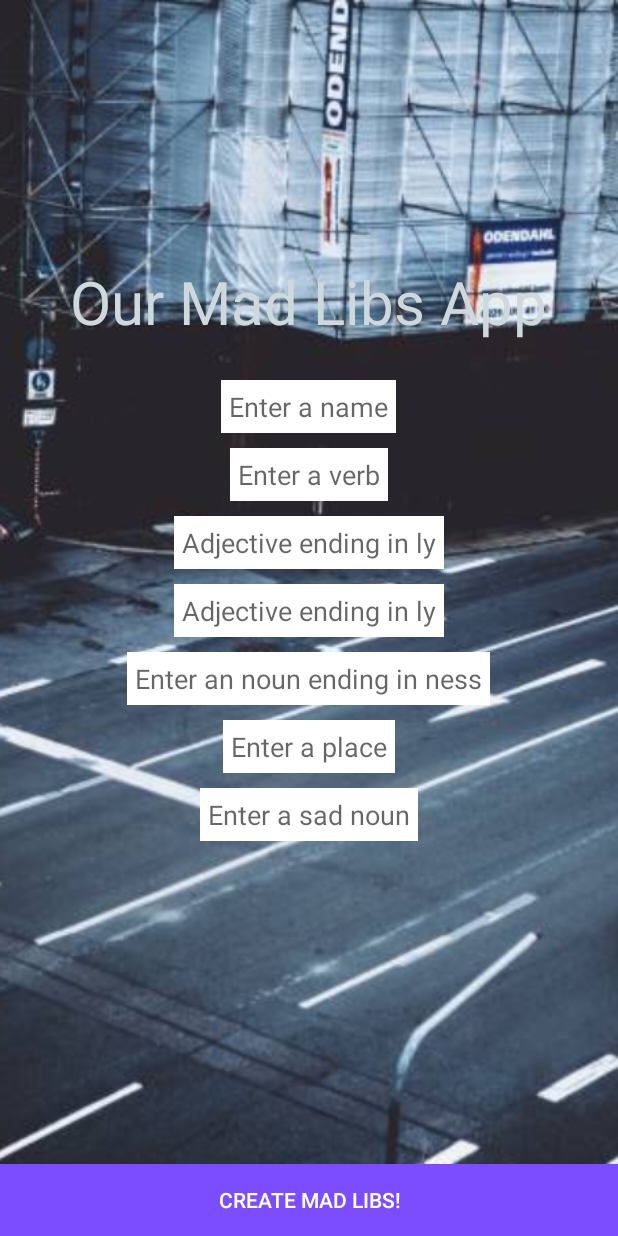
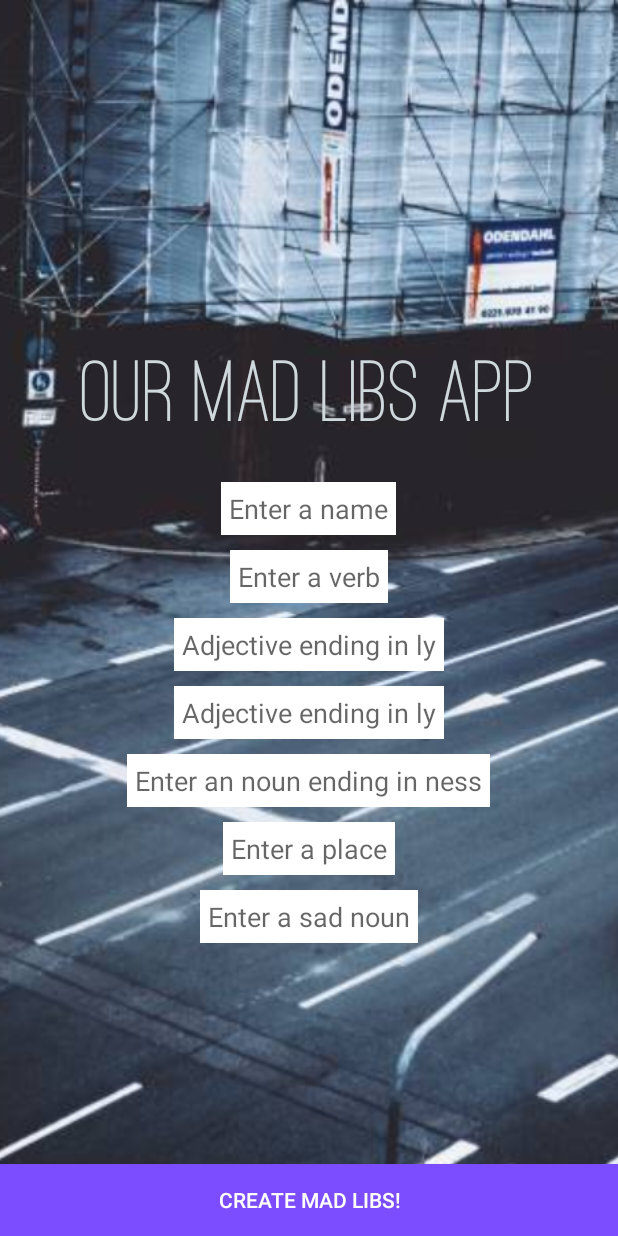
Before and after one commit to katetrahan/MadLibAndroid, an Android app: the screen it shows after launch (MainActivity), on a phone screen of 412 x 824 dp. Run offline under Robolectric (Android 15) with nearby library versions, the phone set to English and light mode, and no system bars; our stand-ins replace ButterKnife.

Commit message:
add font

```diff
--- a/app/src/main/java/com/example/guest/madlibs/MainActivity.java
+++ b/app/src/main/java/com/example/guest/madlibs/MainActivity.java
@@ -1,12 +1,15 @@
 package com.example.guest.madlibs;
 
 import android.content.Intent;
+import android.graphics.Typeface;
 import android.support.v7.app.AppCompatActivity;
 import android.os.Bundle;
 import android.util.Log;
 import android.view.View;
 import android.widget.Button;
 import android.widget.EditText;
+import android.widget.TextView;
+
 import butterknife.Bind;
 import butterknife.ButterKnife;
 
@@ -21,6 +24,8 @@ public class MainActivity extends AppCompatActivity {
     @Bind(R.id.noun2EditText)EditText mNoun2EditText;
     @Bind(R.id.noun1EditText)EditText mNoun1EditText;
     @Bind(R.id.adj3EditText)EditText mAdj3EditText;
+    @Bind(R.id.appNameTextView)TextView mAppNameTextView;
+
 
 
 
@@ -36,6 +41,10 @@ public class MainActivity extends AppCompatActivity {
         mNoun2EditText.getText().clear();
         mNoun1EditText.getText().clear();
         mAdj3EditText.getText().clear();
+
+
+        Typeface ostrichFont = Typeface.createFromAsset(getAssets(), "fonts/ostrich-regular.ttf");
+        mAppNameTextView.setTypeface(ostrichFont);
 
 
 
--- a/app/src/main/java/com/example/guest/madlibs/StoryActivity.java
+++ b/app/src/main/java/com/example/guest/madlibs/StoryActivity.java
@@ -1,9 +1,12 @@
 package com.example.guest.madlibs;
 
 import android.content.Intent;
+import android.graphics.Typeface;
 import android.support.v7.app.AppCompatActivity;
 import android.os.Bundle;
 import android.widget.TextView;
+
+
 import butterknife.Bind;
 import butterknife.ButterKnife;
 
@@ -11,11 +14,16 @@ public class StoryActivity extends AppCompatActivity {
     @Bind(R.id.storyTextView) TextView mStoryTextView;
 
 
+
     @Override
     protected void onCreate(Bundle savedInstanceState) {
         super.onCreate(savedInstanceState);
         setContentView(R.layout.activity_story);
         ButterKnife.bind(this);
+
+
+        Typeface ostrichFont = Typeface.createFromAsset(getAssets(), "fonts/ostrich-regular.ttf");
+        mStoryTextView.setTypeface(ostrichFont);
 
 
         Intent intent = getIntent();
--- a/app/src/main/res/layout/activity_main.xml
+++ b/app/src/main/res/layout/activity_main.xml
@@ -18,10 +18,10 @@
         android:layout_width="wrap_content"
         android:layout_height="wrap_content"
         android:text="Our Mad Libs App"
-        android:layout_marginTop="174dp"
-        android:textSize="40dp"
+        android:layout_marginTop="235dp"
+        android:textSize="60dp"
         android:textColor="@color/colorPrimaryLight"
-        android:id="@+id/textView"
+        android:id="@+id/appNameTextView"
         android:layout_alignParentTop="true"
         android:layout_centerHorizontal="true" />
 
@@ -34,7 +34,7 @@
         android:padding="5dp"
         android:layout_marginTop="25dp"
         android:hint="Enter a name"
-        android:layout_below="@+id/textView"
+        android:layout_below="@+id/appNameTextView"
         android:layout_centerHorizontal="true"/>
 
     <EditText
```
Also changed, not shown: app/src/main/assets/fonts/ostrich-regular.ttf (added).
